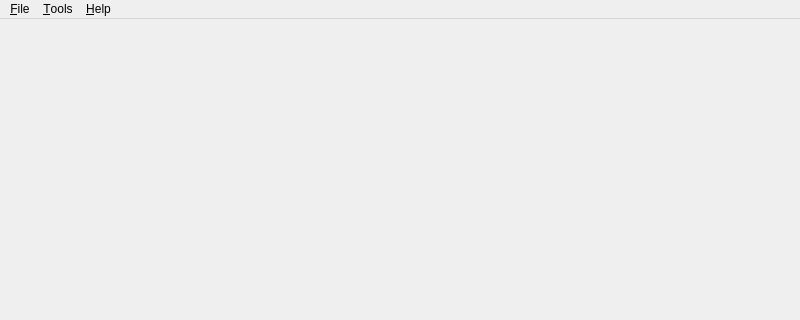
Above: src/app/mainwindow.ui from ffrz/post-streaming-app before the change; both pictures show x 0 to 800 and y 0 to 320 of the 800 by 600 pixel window. Below: the same form after it.
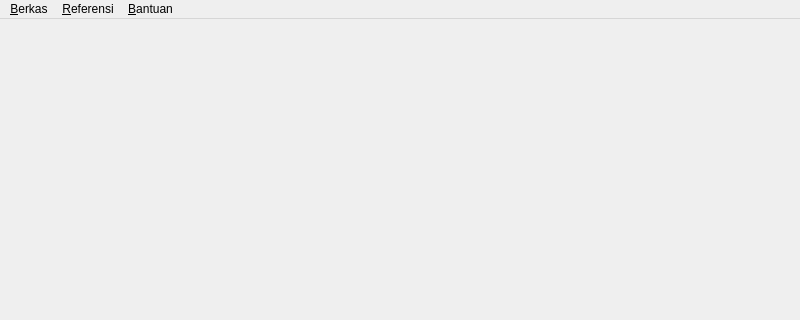
That is the form after the change.

```diff
--- a/src/app/mainwindow.ui
+++ b/src/app/mainwindow.ui
@@ -25,7 +25,7 @@
    </property>
    <widget class="QMenu" name="fileMenu">
     <property name="title">
-     <string>&amp;File</string>
+     <string>&amp;Berkas</string>
     </property>
     <addaction name="newAction"/>
     <addaction name="openAction"/>
@@ -38,13 +38,13 @@
    </widget>
    <widget class="QMenu" name="helpMenu">
     <property name="title">
-     <string>&amp;Help</string>
+     <string>&amp;Bantuan</string>
     </property>
     <addaction name="aboutAction"/>
    </widget>
    <widget class="QMenu" name="toolsMenu">
     <property name="title">
-     <string>&amp;Tools</string>
+     <string>&amp;Referensi</string>
     </property>
     <widget class="QMenu" name="menu_References">
      <property name="title">
```
Left out of the diff: 51 changed lines with no effect on the pictures.
